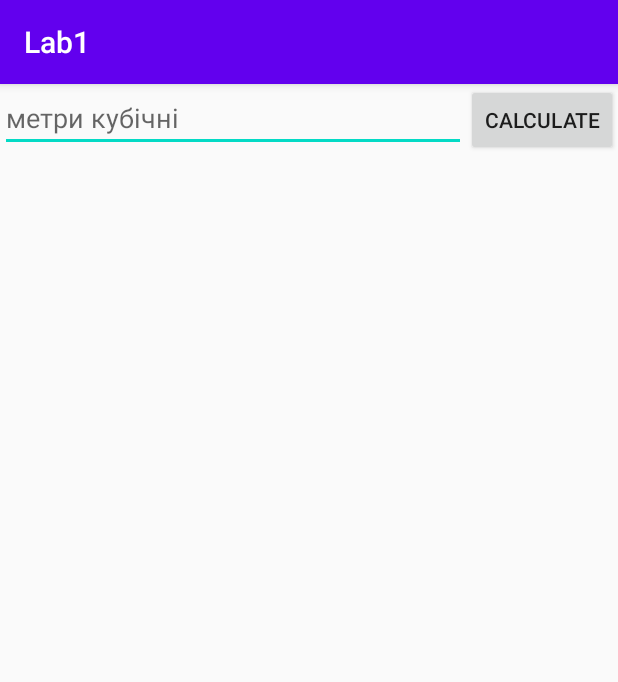
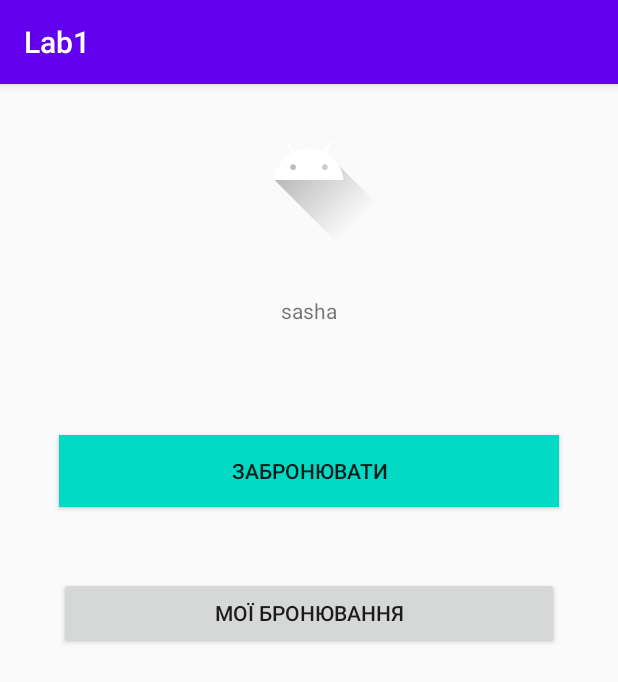
Before and after one commit to sashgorych/mobile-app, an Android app: the screen it shows after launch (MainActivity), on a phone screen of 412 x 824 dp. Shown: the top 682 px of the screen. Run offline under Robolectric (Android 15) with nearby library versions, the phone set to English and light mode, and no system bars.

Commit message:
change to lab2. add two new activity. change previous activity acording new theme

```diff
--- a/Lab1/app/src/main/java/com/andrukh/lab1/SecondActivity.kt
+++ b/Lab1/app/src/main/java/com/andrukh/lab1/SecondActivity.kt
@@ -19,6 +19,6 @@ class SecondActivity : AppCompatActivity() {
         val passedMessage = intent.getStringExtra(PASSED_MESSAGE);
         val cm=Integer.parseInt(passedMessage);
         val cubicMetr = cm * 1000000;
-        textView.text = "" + cm + " метрів кубічних це " + cubicMetr + " сантиметрів кубічних";
+        textViewBook.text = "" + cm + " метрів кубічних це " + cubicMetr + " сантиметрів кубічних";
     }
 }
--- a/Lab1/app/src/main/res/layout/activity_main.xml
+++ b/Lab1/app/src/main/res/layout/activity_main.xml
@@ -7,24 +7,25 @@
     android:layout_height="match_parent"
     android:orientation="horizontal">
 
-    <EditText
-        android:id="@+id/edit_message"
-        android:layout_width="wrap_content"
-        android:layout_height="wrap_content"
-        android:layout_weight="1"
-        android:hint="метри кубічні" />
+    <TableLayout
+        android:layout_width="match_parent"
+        android:layout_height="match_parent">
 
-    <Button
-        android:id="@+id/button"
-        android:layout_width="wrap_content"
-        android:layout_height="wrap_content"
-        android:onClick="onButtonClick"
-        android:text="calculate" />
+        <TableRow
+            android:layout_width="match_parent"
+            android:layout_height="match_parent" />
 
-    <ImageView
-        android:id="@+id/imageView"
-        android:layout_width="wrap_content"
-        android:layout_height="wrap_content"
-        tools:srcCompat="@tools:sample/avatars[5]" />
+        <TableRow
+            android:layout_width="match_parent"
+            android:layout_height="match_parent" />
+
+        <TableRow
+            android:layout_width="match_parent"
+            android:layout_height="match_parent" />
+
+        <TableRow
+            android:layout_width="match_parent"
+            android:layout_height="match_parent" />
+    </TableLayout>
 
 </androidx.appcompat.widget.LinearLayoutCompat>
--- a/Lab1/app/src/main/res/layout/activity_second.xml
+++ b/Lab1/app/src/main/res/layout/activity_second.xml
@@ -7,7 +7,7 @@
     tools:context=".SecondActivity">
 
     <TextView
-        android:id="@+id/textView"
+        android:id="@+id/textViewBook"
         android:layout_width="wrap_content"
         android:layout_height="wrap_content"
         app:layout_constraintBottom_toBottomOf="parent"
--- /dev/null
+++ b/Lab1/app/src/main/res/layout/mainpage.xml
@@ -0,0 +1,48 @@
+<?xml version="1.0" encoding="utf-8"?>
+<LinearLayout xmlns:android="http://schemas.android.com/apk/res/android"
+    xmlns:app="http://schemas.android.com/apk/res-auto"
+    xmlns:tools="http://schemas.android.com/tools"
+    android:layout_width="match_parent"
+    android:layout_height="match_parent"
+    android:gravity="center_horizontal"
+    android:orientation="vertical">
+    android:background="@drawable/bg.png"
+    <ImageView
+        android:id="@+id/imageView"
+        android:layout_width="match_parent"
+        android:layout_height="wrap_content"
+        android:contentDescription="@string/sasha"
+        app:srcCompat="@drawable/ic_launcher_foreground"
+        tools:srcCompat="@tools:sample/avatars" />
+
+    <TextView
+        android:id="@+id/textView2"
+        android:layout_width="wrap_content"
+        android:layout_height="wrap_content"
+        android:layout_margin="50px"
+        android:text="sasha" />
+
+    <Button
+        android:id="@+id/button"
+        android:layout_width="500px"
+        android:layout_height="wrap_content"
+        android:layout_margin="60px"
+        android:layout_marginLeft="0px"
+        android:layout_marginTop="0px"
+        android:layout_marginRight="0px"
+        android:layout_marginBottom="0px"
+        android:onClick="show_booking_page"
+        android:text="@string/Забронювати"
+        android:background="@color/colorAccent"
+        android:foreground="?attr/selectableItemBackgroundBorderless"
+        />
+
+    <Button
+        android:id="@+id/button2"
+        android:layout_width="500px"
+        android:layout_height="wrap_content"
+        android:layout_margin="10px"
+        android:onClick="show_my_booking"
+        android:text="@string/Моїбронювання" />
+
+</LinearLayout>
--- a/Lab1/app/src/main/res/values/strings.xml
+++ b/Lab1/app/src/main/res/values/strings.xml
@@ -1,4 +1,8 @@
 <resources>
     <string name="app_name">Lab1</string>
     <string name="passed_text">TextView</string>
+    <string name="sasha">бла бла бла</string>
+    <string name="username">userName</string>
+    <string name="Забронювати">Забронювати</string>
+    <string name="Моїбронювання">Мої бронювання</string>
 </resources>
```
Also changed, not shown: Lab1/app/src/main/java/com/andrukh/lab1/MainActivity.kt (+91 -6 lines), Lab1/app/src/main/res/layout/mybooking.xml (added, +48 -0 lines), Lab1/app/src/main/res/layout/second_layout.xml (added, +80 -0 lines), Lab1/app/src/main/res/layout/showbooking.xml (added, +19 -0 lines), 2 other files.
